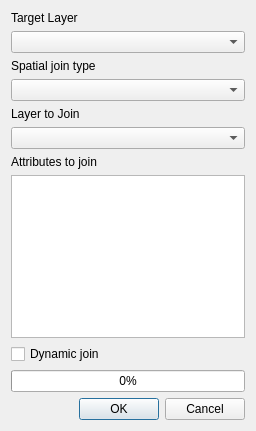
Old version of the form ui_spatialjoin.ui in the repository enricofer/spatialJoin.
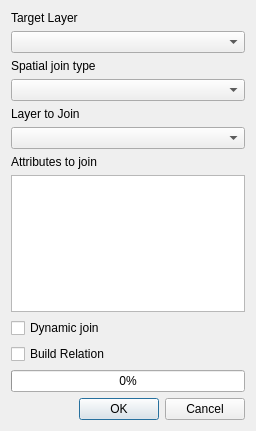
New version of the form.

Diff of the .ui file:
```diff
--- a/ui_spatialjoin.ui
+++ b/ui_spatialjoin.ui
@@ -77,6 +77,13 @@
      </property>
     </widget>
    </item>
+   <item>
+    <widget class="QCheckBox" name="checkBuildRelation">
+     <property name="text">
+      <string>Build Relation</string>
+     </property>
+    </widget>
+   </item>
    <item>
     <widget class="QProgressBar" name="progressBar">
      <property name="value">
```
